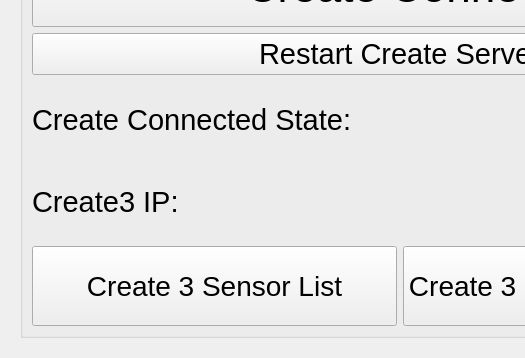
The window that ui/Create3Widget.ui (kipr/botui) describes before a commit, drawn with Qt 5; both pictures show x 0 to 525 and y 122 to 480 of the 800 by 480 pixel window.
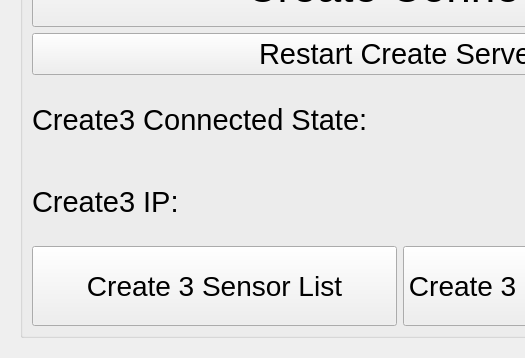
The same window after the commit. Custom widgets are drawn as their Qt base class.

Commit message: Adjusting label layouts

```diff
--- a/ui/Create3Widget.ui
+++ b/ui/Create3Widget.ui
@@ -71,7 +71,7 @@
               </font>
              </property>
              <property name="text">
-              <string>Create Connected State:</string>
+              <string>Create3 Connected State:</string>
              </property>
             </widget>
            </item>
@@ -98,7 +98,7 @@
             <widget class="QLabel" name="create3IPLabel">
              <property name="maximumSize">
               <size>
-               <width>200</width>
+               <width>171</width>
                <height>16777215</height>
               </size>
              </property>
```
